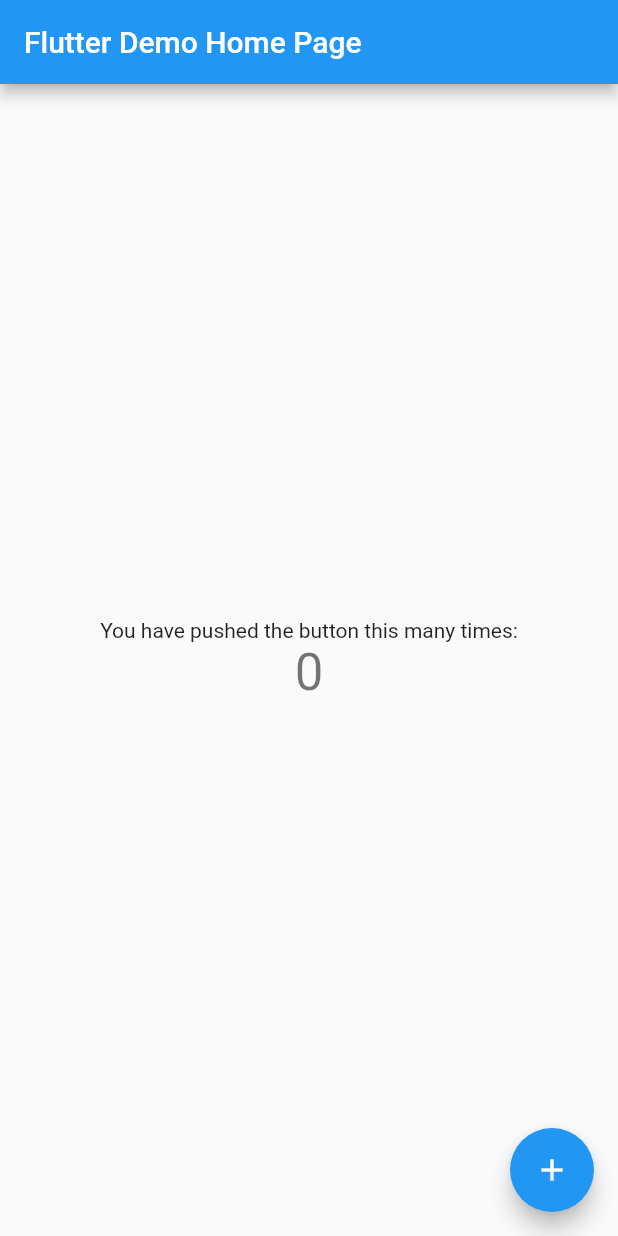
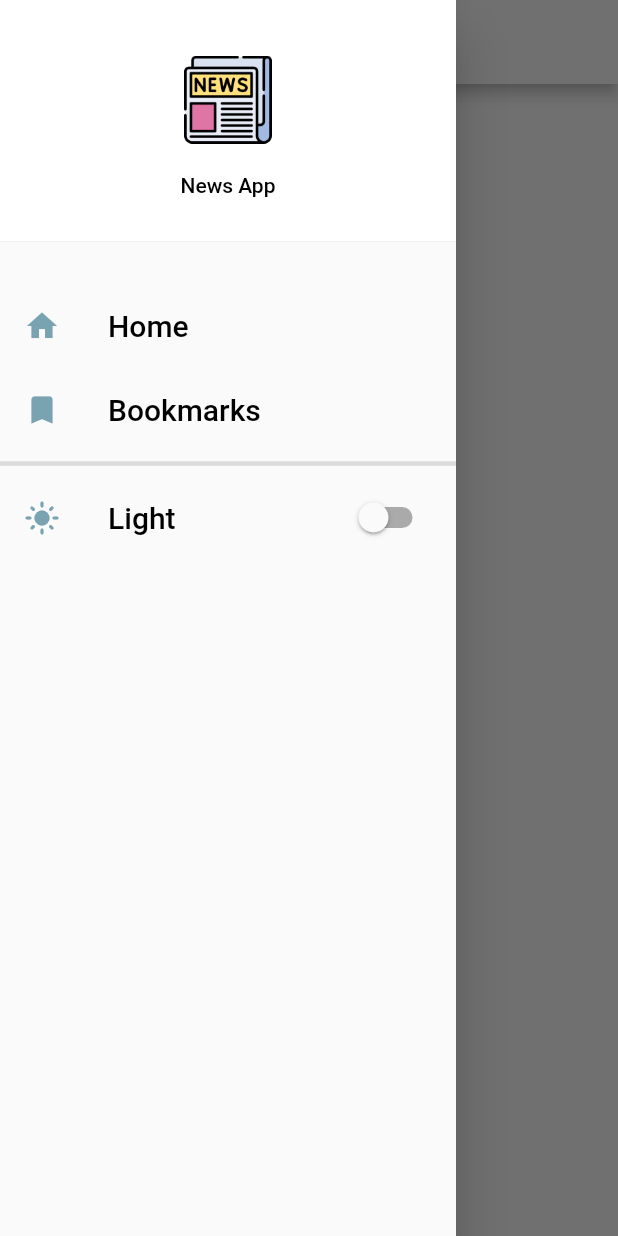
Before and after one commit to Hurair17/newsapp, a Flutter app: the screen it shows after launch, with the side drawer open (before the commit the screen has no drawer), on a phone screen of 412 x 824 dp. Run offline on Flutter 3.47's test engine with Material 2 defaults, Android fonts, the phone set to English and light mode, and no system bars; our stand-ins replace shared_preferences.

Commit message:
Drawer UI is done

```diff
--- /dev/null
+++ b/lib/core/const/global_colors.dart
@@ -0,0 +1,13 @@
+import 'package:flutter/material.dart';
+
+  //Light theme
+   Color lightScaffoldColor = const Color(0xFFF5F5F5);
+   Color lightCardColor = const Color(0xFFFfFFFf); //F0FFFF
+   Color lightBackgroundColor = const Color(0xFFD0E8F2);
+   Color lightIconsColor = const Color(0xFF79A3B1);
+  //  Color lightTextColor = const Color(0xff324558);
+  //Dark theme
+   Color darkScaffoldColor = const Color(0xFF1A1A2E);
+   Color darkCardColor = const Color(0xFF001429);
+   Color darkBackgroundColor = const Color(0xFF0F3460);
+   Color darkIconsColor = const Color(0xFFE94560);
--- /dev/null
+++ b/lib/core/const/theme_data.dart
@@ -0,0 +1,30 @@
+import 'package:flutter/material.dart';
+import 'global_colors.dart';
+
+class Styles {
+  static ThemeData themeData(bool isDarkTheme, BuildContext context) {
+    return ThemeData(
+      scaffoldBackgroundColor:
+          isDarkTheme ? darkScaffoldColor : lightScaffoldColor,
+      primaryColor: isDarkTheme ? darkCardColor : lightCardColor,
+      backgroundColor: isDarkTheme ? darkBackgroundColor : lightBackgroundColor,
+      hintColor: isDarkTheme ? Colors.grey.shade400 : Colors.grey.shade700,
+      textSelectionTheme: TextSelectionThemeData(
+        cursorColor: isDarkTheme ? Colors.white : Colors.black,
+        selectionColor: Colors.blue,
+
+        // selectionHandleColor: Colors.blue,
+      ),
+      textTheme: Theme.of(context).textTheme.apply(
+            bodyColor: isDarkTheme ? Colors.white : Colors.black,
+            displayColor: isDarkTheme ? Colors.white : Colors.black,
+          ),
+      cardColor: isDarkTheme ? darkCardColor : lightCardColor,
+      brightness: isDarkTheme ? Brightness.dark : Brightness.light,
+      colorScheme: ThemeData().colorScheme.copyWith(
+            secondary: isDarkTheme ? darkIconsColor : lightIconsColor,
+            brightness: isDarkTheme ? Brightness.dark : Brightness.light,
+          ),
+    );
+  }
+}
--- /dev/null
+++ b/lib/core/provider/theme_provider.dart
@@ -0,0 +1,14 @@
+import 'package:flutter/cupertino.dart';
+import 'package:newsapp/core/services/dark_theme_prefrences.dart';
+
+class ThemeProvider with ChangeNotifier {
+  ThemePreferences darkThemePreferences = ThemePreferences();
+  bool darkTheme = false;
+  bool get getDartTheme => darkTheme;
+
+  set setDarkTheme(bool value) {
+    darkTheme = value;
+    darkThemePreferences.setDarkTheme(value);
+    notifyListeners();
+  }
+}
--- /dev/null
+++ b/lib/core/services/dark_theme_prefrences.dart
@@ -0,0 +1,14 @@
+import 'package:shared_preferences/shared_preferences.dart';
+
+class ThemePreferences {
+  static const themeStatus = 'ThemeStatus';
+  setDarkTheme(bool value) async {
+    SharedPreferences prefs = await SharedPreferences.getInstance();
+    prefs.setBool(themeStatus, value);
+  }
+
+  Future<bool> getTheme() async {
+    SharedPreferences prefs = await SharedPreferences.getInstance();
+    return prefs.getBool(themeStatus) ?? false;
+  }
+}
--- a/lib/main.dart
+++ b/lib/main.dart
@@ -1,5 +1,9 @@
 import 'package:flutter/material.dart';
 import 'package:flutter/services.dart';
+import 'package:newsapp/core/const/theme_data.dart';
+import 'package:newsapp/core/provider/theme_provider.dart';
+import 'package:newsapp/ui/screens/home_screen.dart';
+import 'package:provider/provider.dart';
 
 void main() {
   WidgetsFlutterBinding.ensureInitialized();
@@ -9,112 +13,43 @@ void main() {
   });
 }
 
-class MyApp extends StatelessWidget {
+class MyApp extends StatefulWidget {
   const MyApp({Key? key}) : super(key: key);
 
-  // This widget is the root of your application.
   @override
-  Widget build(BuildContext context) {
-    return MaterialApp(
-      title: 'Flutter Demo',
-      theme: ThemeData(
-        // This is the theme of your application.
-        //
-        // Try running your application with "flutter run". You'll see the
-        // application has a blue toolbar. Then, without quitting the app, try
-        // changing the primarySwatch below to Colors.green and then invoke
-        // "hot reload" (press "r" in the console where you ran "flutter run",
-        // or simply save your changes to "hot reload" in a Flutter IDE).
-        // Notice that the counter didn't reset back to zero; the application
-        // is not restarted.
-        primarySwatch: Colors.blue,
-      ),
-      home: const MyHomePage(title: 'Flutter Demo Home Page'),
-    );
-  }
+  State<MyApp> createState() => _MyAppState();
 }
 
-class MyHomePage extends StatefulWidget {
-  const MyHomePage({Key? key, required this.title}) : super(key: key);
+class _MyAppState extends State<MyApp> {
+  ThemeProvider themeChangeProvider = ThemeProvider();
+  @override
+  void initState() {
+    getCurrentAppTheme();
+    super.initState();
+  }
 
-  // This widget is the home page of your application. It is stateful, meaning
-  // that it has a State object (defined below) that contains fields that affect
-  // how it looks.
-
-  // This class is the configuration for the state. It holds the values (in this
-  // case the title) provided by the parent (in this case the App widget) and
-  // used by the build method of the State. Fields in a Widget subclass are
-  // always marked "final".
-
-  final String title;
-
-  @override
-  State<MyHomePage> createState() => _MyHomePageState();
-}
-
-class _MyHomePageState extends State<MyHomePage> {
-  int _counter = 0;
-
-  void _incrementCounter() {
-    setState(() {
-      // This call to setState tells the Flutter framework that something has
-      // changed in this State, which causes it to rerun the build method below
-      // so that the display can reflect the updated values. If we changed
-      // _counter without calling setState(), then the build method would not be
-      // called again, and so nothing would appear to happen.
-      _counter++;
-    });
+  void getCurrentAppTheme() async {
+    themeChangeProvider.setDarkTheme =
+        await themeChangeProvider.darkThemePreferences.getTheme();
   }
 
   @override
   Widget build(BuildContext context) {
-    // This method is rerun every time setState is called, for instance as done
-    // by the _incrementCounter method above.
-    //
-    // The Flutter framework has been optimized to make rerunning build methods
-    // fast, so that you can just rebuild anything that needs updating rather
-    // than having to individually change instances of widgets.
-    return Scaffold(
-      appBar: AppBar(
-        // Here we take the value from the MyHomePage object that was created by
-        // the App.build method, and use it to set our appbar title.
-        title: Text(widget.title),
-      ),
-      body: Center(
-        // Center is a layout widget. It takes a single child and positions it
-        // in the middle of the parent.
-        child: Column(
-          // Column is also a layout widget. It takes a list of children and
-          // arranges them vertically. By default, it sizes itself to fit its
-          // children horizontally, and tries to be as tall as its parent.
-          //
-          // Invoke "debug painting" (press "p" in the console, choose the
-          // "Toggle Debug Paint" action from the Flutter Inspector in Android
-          // Studio, or the "Toggle Debug Paint" command in Visual Studio Code)
-          // to see the wireframe for each widget.
-          //
-          // Column has various properties to control how it sizes itself and
-          // how it positions its children. Here we use mainAxisAlignment to
-          // center the children vertically; the main axis here is the vertical
-          // axis because Columns are vertical (the cross axis would be
-          // horizontal).
-          mainAxisAlignment: MainAxisAlignment.center,
-          children: <Widget>[
-            const Text(
-              'You have pushed the button this many times:',
-            ),
-            Text(
-              '$_counter',
-              style: Theme.of(context).textTheme.headline4,
-            ),
-          ],
+    return MultiProvider(
+      providers: [
+        ChangeNotifierProvider(
+          create: (_) {
+            return themeChangeProvider;
+          },
+        ),
+      ],
+      child: Consumer<ThemeProvider>(
+        builder: (context, themeChangeProvider, child) => MaterialApp(
+          home: const HomeScreen(),
+          routes: const {},
+          theme: Styles.themeData(themeChangeProvider.getDartTheme, context),
         ),
       ),
-      floatingActionButton: FloatingActionButton(
-        onPressed: _incrementCounter,
-        tooltip: 'Increment',
-        child: const Icon(Icons.add),
-      ), // This trailing comma makes auto-formatting nicer for build methods.
     );
   }
 }
--- /dev/null
+++ b/lib/ui/screens/home_screen.dart
@@ -0,0 +1,20 @@
+import 'package:flutter/material.dart';
+import 'package:newsapp/ui/widgets/drawer_widget.dart';
+
+class HomeScreen extends StatelessWidget {
+  const HomeScreen({Key? key}) : super(key: key);
+
+  @override
+  Widget build(BuildContext context) {
+    // final themeProvider = Provider.of<ThemeProvider>(context);
+    return SafeArea(
+      child: Scaffold(
+        appBar: AppBar(
+          backgroundColor: Theme.of(context).scaffoldBackgroundColor,
+        ),
+        drawer: const DrawerWidget(),
+        body: const Center(),
+      ),
+    );
+  }
+}
--- /dev/null
+++ b/lib/ui/widgets/drawer_widget.dart
@@ -0,0 +1,106 @@
+import 'package:flutter/material.dart';
+import 'package:newsapp/core/provider/theme_provider.dart';
+import 'package:newsapp/ui/widgets/verical_spacing.dart';
+import 'package:provider/provider.dart';
+
+class DrawerWidget extends StatefulWidget {
+  const DrawerWidget({Key? key}) : super(key: key);
+
+  @override
+  State<DrawerWidget> createState() => _DrawerWidgetState();
+}
+
+class _DrawerWidgetState extends State<DrawerWidget> {
+  @override
+  Widget build(BuildContext context) {
+    final themeProvider = Provider.of<ThemeProvider>(context);
+
+    return Drawer(
+      child: Material(
+        child: ListView(
+          children: [
+            DrawerHeader(
+              decoration: BoxDecoration(
+                color: Theme.of(context).primaryColor,
+              ),
+              child: Column(
+                mainAxisAlignment: MainAxisAlignment.center,
+                children: [
+                  Flexible(
+                    child: Image.asset(
+                      'assets/images/newspaper.png',
+                      height: 60,
+                      width: 60,
+                    ),
+                  ),
+                  const VericalSpacing(20),
+                  const Flexible(child: Text('News App'))
+                ],
+              ),
+            ),
+            const VericalSpacing(20),
+            DrawerList(
+              labels: 'Home',
+              icon: Icons.home,
+              onTap: () {},
+            ),
+            DrawerList(
+              labels: 'Bookmarks',
+              icon: Icons.bookmark,
+              onTap: () {},
+            ),
+            const Divider(
+              thickness: 3,
+            ),
+            SwitchListTile(
+              title: Text(
+                themeProvider.getDartTheme ? 'Dark' : 'Light',
+                style: const TextStyle(
+                  fontSize: 20,
+                ),
+              ),
+              secondary: Icon(
+                themeProvider.getDartTheme ? Icons.dark_mode : Icons.light_mode,
+                color: Theme.of(context).colorScheme.secondary,
+              ),
+              value: themeProvider.getDartTheme,
+              onChanged: (value) {
+                setState(() {
+                  themeProvider.setDarkTheme = value;
+                });
+              },
+            ),
+          ],
+        ),
+      ),
+    );
+  }
+}
+
+class DrawerList extends StatelessWidget {
+  final String labels;
+  final Function onTap;
+  final IconData icon;
+  const DrawerList(
+      {Key? key, required this.labels, required this.onTap, required this.icon})
+      : super(key: key);
+
+  @override
+  Widget build(BuildContext context) {
+    return ListTile(
+      leading: Icon(
+        icon,
+        color: Theme.of(context).colorScheme.secondary,
+      ),
+      title: Text(
+        labels,
+        style: const TextStyle(
+          fontSize: 20,
+        ),
+      ),
+      onTap: () {
+        onTap();
+      },
+    );
+  }
+}
--- /dev/null
+++ b/lib/ui/widgets/verical_spacing.dart
@@ -0,0 +1,14 @@
+import 'package:flutter/cupertino.dart';
+
+class VericalSpacing extends StatelessWidget {
+  final double height;
+  // ignore: use_key_in_widget_constructors
+  const VericalSpacing(this.height);
+
+  @override
+  Widget build(BuildContext context) {
+    return SizedBox(
+      height: height,
+    );
+  }
+}
--- a/pubspec.yaml
+++ b/pubspec.yaml
@@ -34,6 +34,8 @@ dependencies:
   # The following adds the Cupertino Icons font to your application.
   # Use with the CupertinoIcons class for iOS style icons.
   cupertino_icons: ^1.0.2
+  shared_preferences: ^2.0.15
+  provider: ^6.0.3
 
 dev_dependencies:
   flutter_test:
@@ -58,8 +60,8 @@ flutter:
   uses-material-design: true
 
   # To add assets to your application, add an assets section, like this:
-  # assets:
-  #   - images/a_dot_burr.jpeg
+  assets:
+    - assets/images/
   #   - images/a_dot_ham.jpeg
 
   # An image asset can refer to one or more resolution-specific "variants", see
```
Also changed, not shown: assets/images/bookmark.png (added), assets/images/empty_image.png (added), assets/images/newspaper.png (added), assets/images/no_news.png (added), assets/images/search.png (added), pubspec.lock, 1 other file.
